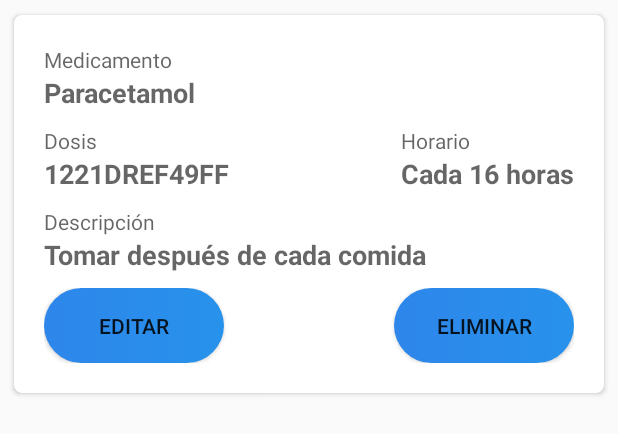
After one commit to SaulMoreyra/MedicOs, an Android app: the layout item_medicamento_crud.xml on its own in the app's theme, with its tools: preview values and no code run, on a phone screen of 412 x 824 dp. The commit adds this screen. Shown: the top 434 px of the screen. Run offline under Robolectric (Android 15) with nearby library versions, the light colour scheme and no system bars; network calls fail.

Commit message:
ui medical

```diff
--- a/MedicApp/app/src/main/java/com/emergentes/medicapp/MedicoActivity.java
+++ b/MedicApp/app/src/main/java/com/emergentes/medicapp/MedicoActivity.java
@@ -24,7 +24,7 @@ import android.view.Menu;
 public class MedicoActivity extends AppCompatActivity {
 
     private AppBarConfiguration mAppBarConfiguration;
-    public static String BASE_URL = "http://192.168.1.71/";
+    public static String BASE_URL = "http://10.0.0.9/";
 
     @Override
     protected void onCreate(Bundle savedInstanceState) {
--- a/MedicApp/app/src/main/java/com/emergentes/medicapp/adapters/CitaPendienteAdapter.java
+++ b/MedicApp/app/src/main/java/com/emergentes/medicapp/adapters/CitaPendienteAdapter.java
@@ -29,7 +29,6 @@ public class CitaPendienteAdapter extends RecyclerView.Adapter<CitaPendienteAdap
     @Override
     public CitaPendienteAdapter.ViewHolder onCreateViewHolder(@NonNull ViewGroup parent, int viewType) {
         View view = LayoutInflater.from(parent.getContext()).inflate(R.layout.item_cita_pendiente,null);
-
         return new ViewHolder(view);
     }
 
--- a/MedicApp/app/src/main/java/com/emergentes/medicapp/ui/ActivityCitasAnteriores.java
+++ b/MedicApp/app/src/main/java/com/emergentes/medicapp/ui/ActivityCitasAnteriores.java
@@ -50,6 +50,7 @@ public class ActivityCitasAnteriores extends AppCompatActivity {
                 .setDoctor("José Rios José")
                 .setFecha("07/01/2019")
                 .setCedula_doc("8474677FJFJFD4")
+
                 .setDiagnostico("Lorem ipsum dolor sit amet, consectetur adipiscing elit, sed do eiusmod tempor incididunt ut labore et dolore magna aliqua.");
 
         Cita cita2 = new Cita()
--- /dev/null
+++ b/MedicApp/app/src/main/res/layout/item_medicamento_crud.xml
@@ -0,0 +1,142 @@
+<?xml version="1.0" encoding="utf-8"?>
+<RelativeLayout xmlns:android="http://schemas.android.com/apk/res/android"
+    android:layout_width="match_parent"
+    android:layout_height="wrap_content"
+    xmlns:app="http://schemas.android.com/apk/res-auto"
+    android:padding="5dp">
+    <androidx.cardview.widget.CardView
+        xmlns:android="http://schemas.android.com/apk/res/android"
+        android:orientation="vertical"
+        android:layout_width="match_parent"
+        android:layout_height="wrap_content"
+        app:cardCornerRadius="5dp"
+        app:cardUseCompatPadding="true"
+        android:background="#fff">
+
+        <LinearLayout
+            android:layout_width="match_parent"
+            android:layout_height="match_parent"
+            android:orientation="vertical"
+            android:padding="20dp">
+
+            <LinearLayout
+                android:layout_width="match_parent"
+                android:layout_height="match_parent"
+                android:orientation="vertical">
+                <TextView
+                    android:layout_width="match_parent"
+                    android:layout_height="wrap_content"
+                    android:hint="Medicamento">
+
+                </TextView>
+                <TextView
+                    android:layout_width="match_parent"
+                    android:layout_height="wrap_content"
+                    android:id="@+id/medicamento"
+                    android:hint="Paracetamol"
+                    android:textColor="#000"
+                    android:textSize="18sp"
+                    android:textStyle="bold"
+                    android:layout_centerVertical="true"/>
+            </LinearLayout>
+
+            <GridLayout
+                android:layout_width="match_parent"
+                android:layout_height="wrap_content"
+                android:orientation="horizontal"
+                android:layout_marginTop="10dp">
+
+                <LinearLayout
+                    android:layout_width="wrap_content"
+                    android:layout_height="wrap_content"
+                    android:orientation="vertical">
+
+                    <TextView
+                        android:layout_width="wrap_content"
+                        android:layout_height="wrap_content"
+                        android:hint="Dosis">
+                    </TextView>
+                    <TextView
+                        android:id="@+id/dosis"
+                        android:layout_width="wrap_content"
+                        android:layout_height="wrap_content"
+                        android:layout_centerVertical="true"
+                        android:hint="1221DREF49FF"
+                        android:textColor="#000"
+                        android:textSize="18sp"
+                        android:textStyle="bold" />
+                </LinearLayout>
+
+                <LinearLayout
+                    android:layout_width="wrap_content"
+                    android:layout_height="wrap_content"
+                    android:orientation="vertical"
+                    android:layout_gravity="right"
+                    android:layout_marginStart="25dp">
+                    <TextView
+                        android:layout_width="wrap_content"
+                        android:layout_height="wrap_content"
+                        android:hint="Horario">
+
+                    </TextView>
+                    <TextView
+                        android:id="@+id/horario"
+                        android:layout_width="wrap_content"
+                        android:layout_height="wrap_content"
+                        android:layout_centerVertical="true"
+                        android:hint="Cada 16 horas"
+                        android:textColor="#000"
+                        android:textSize="18sp"
+                        android:textStyle="bold" />
+                </LinearLayout>
+
+            </GridLayout>
+
+            <LinearLayout
+                android:layout_width="match_parent"
+                android:layout_height="match_parent"
+                android:orientation="vertical"
+                android:layout_marginTop="10dp">
+                <TextView
+                    android:layout_width="match_parent"
+                    android:layout_height="wrap_content"
+                    android:hint="Descripción">
+
+                </TextView>
+
+                <TextView
+                    android:layout_width="match_parent"
+                    android:layout_height="wrap_content"
+                    android:id="@+id/descripcion"
+                    android:hint="Tomar después de cada comida"
+                    android:textColor="#000"
+                    android:textSize="18sp"
+                    android:textStyle="bold"
+                    android:layout_centerVertical="true"/>
+            </LinearLayout>
+
+            <GridLayout
+                android:layout_width="match_parent"
+                android:layout_height="wrap_content"
+                android:orientation="horizontal"
+                android:layout_marginTop="10dp">
+
+                <androidx.appcompat.widget.AppCompatButton
+                    android:layout_height="wrap_content"
+                    android:layout_width="120dp"
+                    android:background="@drawable/shape_button"
+                    android:text="Editar"/>
+
+                <androidx.appcompat.widget.AppCompatButton
+                    android:layout_height="wrap_content"
+                    android:layout_width="120dp"
+                    android:background="@drawable/shape_button"
+                    android:layout_gravity="right"
+                    android:text="Eliminar"/>
+
+            </GridLayout>
+
+        </LinearLayout>
+
+    </androidx.cardview.widget.CardView>
+</RelativeLayout>
```
Also changed, not shown: MedicApp/app/src/main/AndroidManifest.xml (+4 -3 lines), MedicApp/app/src/main/java/com/emergentes/medicapp/adapters/MedicamentoCrudAdapter.java (added, +58 -0 lines), MedicApp/app/src/main/java/com/emergentes/medicapp/ui/MedicamentosCrud.java (added, +16 -0 lines), MedicApp/app/src/main/res/layout/activity_medicamentos_crud.xml (added, +24 -0 lines), MedicApp/app/src/main/res/drawable/add-24px.svg (added), MedicApp/app/src/main/res/drawable/add.png (added).
